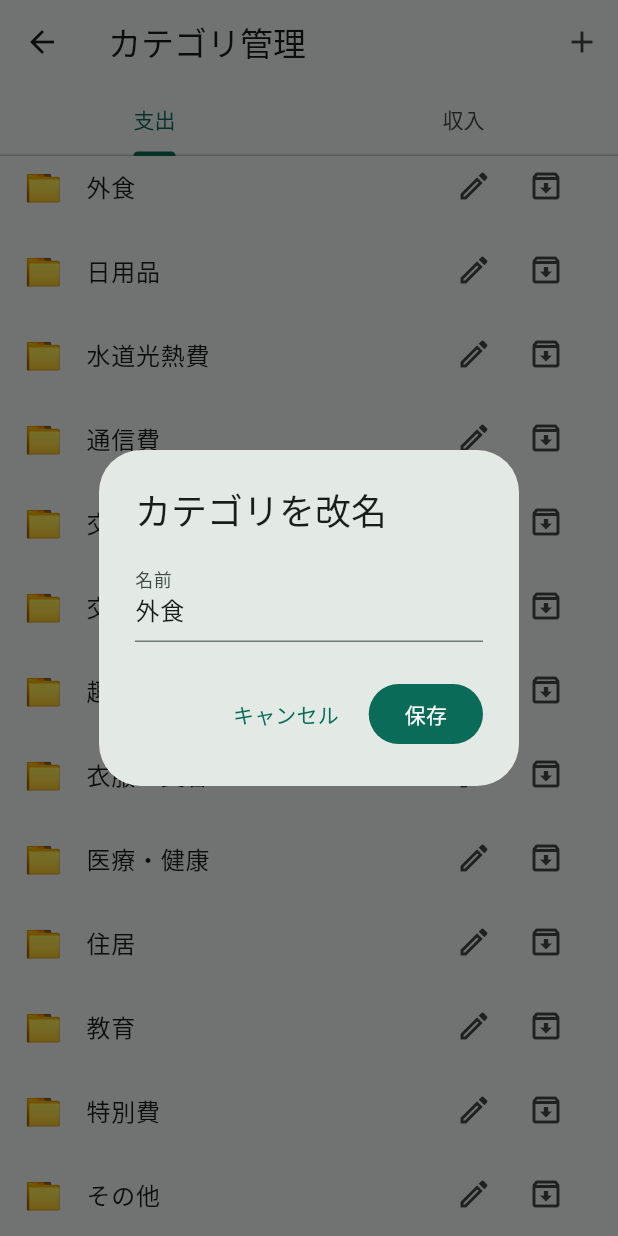
After one commit to HIDE-Fozu/kakeibo-app, a Flutter app: the CategoryManagePage screen opened directly, scrolled down 64 dp, after a tap on the "edit" icon, on a phone screen of 412 x 824 dp. The commit adds this screen. Run offline on Flutter 3.47's test engine with Material 3 defaults, Android fonts, the phone set to English and light mode, and no system bars; our stand-ins replace drift, flutter_riverpod, shared_preferences, table_calendar; missing offline and left inert: cryptography; accounts and stored records are empty; generated files the repository leaves out were written again.

Commit message:
feat(settings): category management page and first-run onboarding

```diff
--- /dev/null
+++ b/lib/features/settings/presentation/category_manage_page.dart
@@ -0,0 +1,210 @@
+import 'package:flutter/material.dart';
+import 'package:flutter_riverpod/flutter_riverpod.dart';
+
+import '../../../app/providers.dart';
+import '../../../data/db/enums.dart';
+import '../../../domain/entities.dart';
+
+class CategoryManagePage extends ConsumerStatefulWidget {
+  const CategoryManagePage({super.key});
+
+  @override
+  ConsumerState<CategoryManagePage> createState() =>
+      _CategoryManagePageState();
+}
+
+class _CategoryManagePageState extends ConsumerState<CategoryManagePage>
+    with SingleTickerProviderStateMixin {
+  late final TabController _tab = TabController(length: 2, vsync: this);
+
+  @override
+  void dispose() {
+    _tab.dispose();
+    super.dispose();
+  }
+
+  CategoryType get _currentType =>
+      _tab.index == 0 ? CategoryType.expense : CategoryType.income;
+
+  @override
+  Widget build(BuildContext context) {
+    return Scaffold(
+      appBar: AppBar(
+        title: const Text('カテゴリ管理'),
+        actions: [
+          IconButton(
+            key: const Key('add-category'),
+            icon: const Icon(Icons.add),
+            onPressed: () => _showEditDialog(),
+          ),
+        ],
+        bottom: TabBar(
+          controller: _tab,
+          tabs: const [Tab(text: '支出'), Tab(text: '収入')],
+        ),
+      ),
+      body: TabBarView(
+        controller: _tab,
+        children: const [
+          _CategoryTypeList(type: CategoryType.expense),
+          _CategoryTypeList(type: CategoryType.income),
+        ],
+      ),
+    );
+  }
+
+  /// category == null なら追加、非nullなら改名。
+  Future<void> _showEditDialog({CategoryEntity? category}) async {
+    final result = await showDialog<(String, String)>(
+      context: context,
+      builder: (_) => _CategoryEditDialog(category: category),
+    );
+    if (result == null) return;
+    final repo = ref.read(categoryRepositoryProvider);
+    if (category == null) {
+      await repo.addCategory(
+        name: result.$1,
+        type: _currentType,
+        icon: result.$2.trim().isEmpty ? null : result.$2.trim(),
+      );
+    } else {
+      await repo.rename(category.id, result.$1);
+    }
+  }
+}
+
+/// controllerの寿命をダイアログ自身に閉じ込める（popアニメーション中のdispose事故防止）
+class _CategoryEditDialog extends StatefulWidget {
+  final CategoryEntity? category;
+  const _CategoryEditDialog({required this.category});
+
+  @override
+  State<_CategoryEditDialog> createState() => _CategoryEditDialogState();
+}
+
+class _CategoryEditDialogState extends State<_CategoryEditDialog> {
+  late final _name = TextEditingController(text: widget.category?.name ?? '');
+  late final _icon = TextEditingController(text: widget.category?.icon ?? '');
+
+  @override
+  void dispose() {
+    _name.dispose();
+    _icon.dispose();
+    super.dispose();
+  }
+
+  @override
+  Widget build(BuildContext context) {
+    final isNew = widget.category == null;
+    return AlertDialog(
+      title: Text(isNew ? 'カテゴリを追加' : 'カテゴリを改名'),
+      content: Column(
+        mainAxisSize: MainAxisSize.min,
+        children: [
+          TextField(
+            key: const Key('category-name-field'),
+            controller: _name,
+            decoration: const InputDecoration(labelText: '名前'),
+          ),
+          if (isNew)
+            TextField(
+              key: const Key('category-icon-field'),
+              controller: _icon,
+              decoration:
+                  const InputDecoration(labelText: 'アイコン（絵文字・任意）'),
+            ),
+        ],
+      ),
+      actions: [
+        TextButton(
+            onPressed: () => Navigator.pop(context),
+            child: const Text('キャンセル')),
+        FilledButton(
+          onPressed: () {
+            if (_name.text.trim().isEmpty) return;
+            Navigator.pop(context, (_name.text, _icon.text));
+          },
+          child: Text(isNew ? '追加' : '保存'),
+        ),
+      ],
+    );
+  }
+}
+
+class _CategoryTypeList extends ConsumerWidget {
+  final CategoryType type;
+  const _CategoryTypeList({required this.type});
+
+  @override
+  Widget build(BuildContext context, WidgetRef ref) {
+    final all =
+        ref.watch(allCategoriesProvider).valueOrNull ?? const <CategoryEntity>[];
+    final active = all
+        .where((c) => c.type == type && !c.isSystem && !c.isArchived)
+        .toList();
+    final archived = all
+        .where((c) => c.type == type && !c.isSystem && c.isArchived)
+        .toList();
+    final repo = ref.read(categoryRepositoryProvider);
+    final pageState =
+        context.findAncestorStateOfType<_CategoryManagePageState>()!;
+
+    return Column(
+      children: [
+        Expanded(
+          child: ReorderableListView(
+            // onReorderItem: newIndexは「除去後」の調整済みインデックス
+            onReorderItem: (oldIndex, newIndex) async {
+              final ids = active.map((c) => c.id).toList();
+              final moved = ids.removeAt(oldIndex);
+              ids.insert(newIndex, moved);
+              await repo.reorder(ids);
+            },
+            children: [
+              for (final c in active)
+                ListTile(
+                  key: ValueKey('cat-${c.id}'),
+                  leading:
+                      Text(c.icon ?? '📁', style: const TextStyle(fontSize: 20)),
+                  title: Text(c.name),
+                  trailing: Row(
+                    mainAxisSize: MainAxisSize.min,
+                    children: [
+                      IconButton(
+                        key: Key('rename-${c.id}'),
+                        icon: const Icon(Icons.edit_outlined),
+                        onPressed: () =>
+                            pageState._showEditDialog(category: c),
+                      ),
+                      IconButton(
+                        key: Key('archive-${c.id}'),
+                        icon: const Icon(Icons.archive_outlined),
+                        onPressed: () => repo.setArchived(c.id, true),
+                      ),
+                    ],
+                  ),
+                ),
+            ],
+          ),
+        ),
+        if (archived.isNotEmpty)
+          ExpansionTile(
+            title: const Text('アーカイブ済み'),
+            children: [
+              for (final c in archived)
+                ListTile(
+                  leading:
+                      Text(c.icon ?? '📁', style: const TextStyle(fontSize: 20)),
+                  title: Text('${c.name}（アーカイブ）'),
+                  trailing: IconButton(
+                    key: Key('unarchive-${c.id}'),
+                    icon: const Icon(Icons.unarchive_outlined),
+                    onPressed: () => repo.setArchived(c.id, false),
+                  ),
+                ),
+            ],
+          ),
+      ],
+    );
+  }
+}
--- /dev/null
+++ b/lib/features/settings/presentation/onboarding_dialog.dart
@@ -0,0 +1,28 @@
+import 'package:flutter/material.dart';
+import 'package:flutter_riverpod/flutter_riverpod.dart';
+
+import '../application/settings_controller.dart';
+
+/// 初回起動時の軽量オンボーディング（spec §5.5）。
+class OnboardingDialog extends ConsumerWidget {
+  const OnboardingDialog({super.key});
+
+  @override
+  Widget build(BuildContext context, WidgetRef ref) => AlertDialog(
+        title: const Text('データの取り扱いについて'),
+        content: const Text(
+          '・記録は端末の中だけに保存されます。自動で外部に送信されることはありません。\n'
+          '・端末内で自動バックアップを取りますが、機種変更や端末の故障に備えて、'
+          '設定からエクスポートを保存してください。',
+        ),
+        actions: [
+          FilledButton(
+            onPressed: () {
+              ref.read(appSettingsProvider.notifier).markOnboardingDone();
+              Navigator.pop(context);
+            },
+            child: const Text('はじめる'),
+          ),
+        ],
+      );
+}
```
Also changed, not shown: lib/app/home_shell.dart (+10 -0 lines), lib/features/settings/presentation/restore_picker_page.dart (+31 -14 lines), lib/features/settings/presentation/settings_screen.dart (+10 -0 lines), 2 other files.
